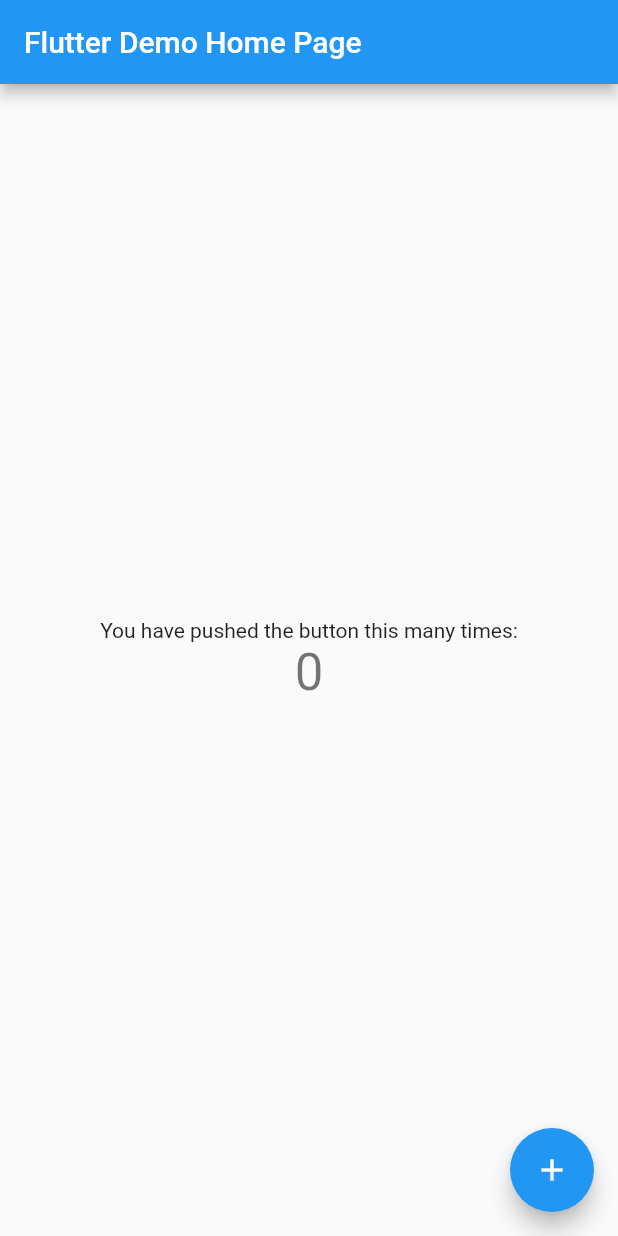
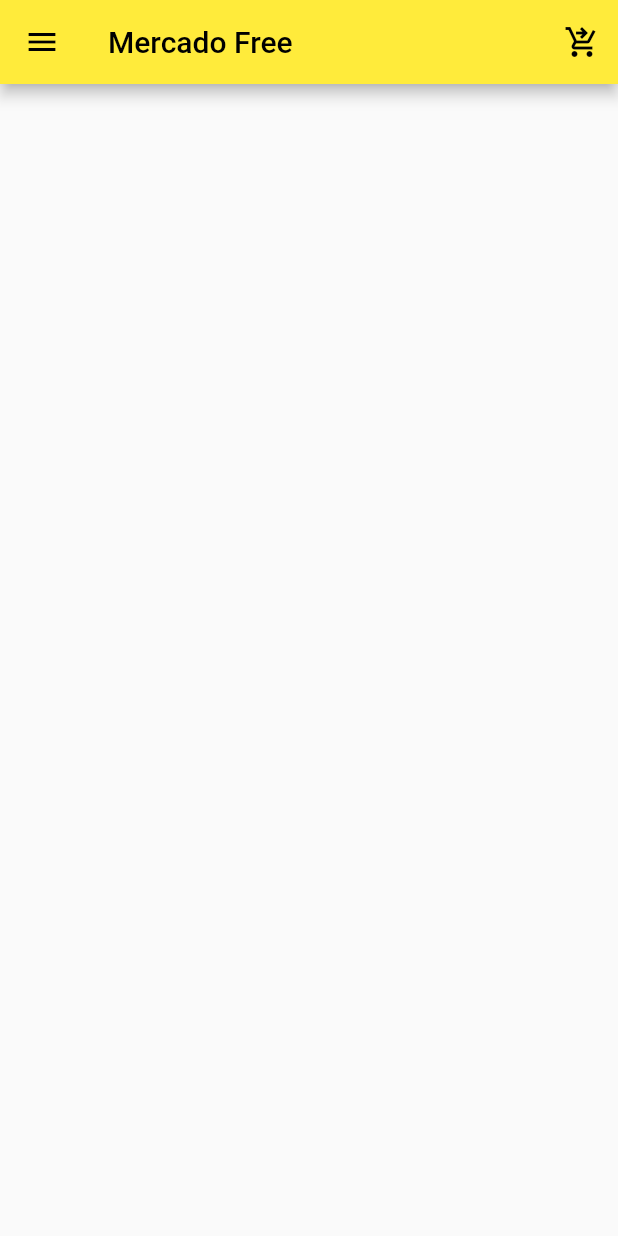
Before and after one commit to graziellabedani/mercadoAberto, a Flutter app: the screen it shows after launch, on a phone screen of 412 x 824 dp. Run offline on Flutter 3.47's test engine with Material 2 defaults, Android fonts, the phone set to English and light mode, and no system bars; missing offline and left inert: dart:html.

Commit message:
AULA 1 - 25/06

```diff
--- a/lib/main.dart
+++ b/lib/main.dart
@@ -1,3 +1,5 @@
+import 'dart:html';
+
 import 'package:flutter/material.dart';
 
 void main() {
@@ -9,12 +11,13 @@ class MyApp extends StatelessWidget {
   @override
   Widget build(BuildContext context) {
     return MaterialApp(
-      title: 'Flutter Demo',
+      title: 'Mercado Free',
       theme: ThemeData(
 
         primarySwatch: Colors.blue,
       ),
-      home: const MyHomePage(title: 'Flutter Demo Home Page'),
+      home: const MyHomePage(title: 'Mercado Free'),
+      debugShowCheckedModeBanner: false,
     );
   }
 }
@@ -45,30 +48,17 @@ class _MyHomePageState extends State<MyHomePage> {
 
     return Scaffold(
       appBar: AppBar(
+        backgroundColor: Colors.yellow,
+        title: Text(widget.title, style: TextStyle(color: Colors.black,)),
+        leading: Icon (Icons.menu, color: Colors.black,) ,
+        actions: [
+          IconButton(
+            onPressed:(){},
+            icon: Icon(Icons.shopping_cart_checkout_outlined,color: Colors.black),
+          )
+        ],
+      ),
 
-        title: Text(widget.title),
-      ),
-      body: Center(
-
-        child: Column(
-
-          mainAxisAlignment: MainAxisAlignment.center,
-          children: <Widget>[
-            const Text(
-              'You have pushed the button this many times:',
-            ),
-            Text(
-              '$_counter',
-              style: Theme.of(context).textTheme.headline4,
-            ),
-          ],
-        ),
-      ),
-      floatingActionButton: FloatingActionButton(
-        onPressed: _incrementCounter,
-        tooltip: 'Increment',
-        child: const Icon(Icons.add),
-      ),
     );
   }
 }
```
